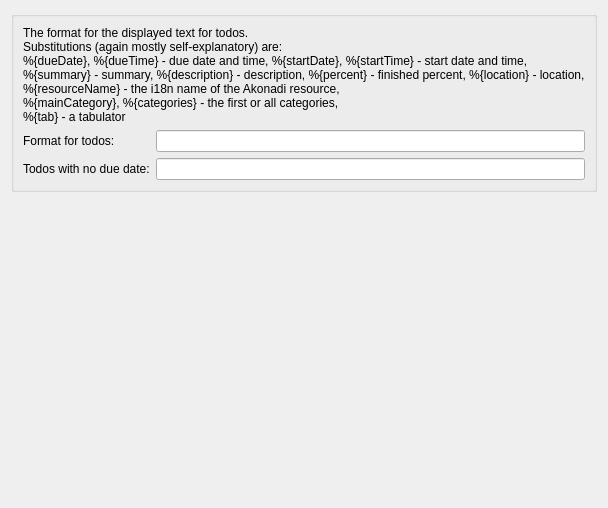
Above: src/todoformatconfig.ui from KDE/plasmoid-eventlist before the change. Below: the same form after it.
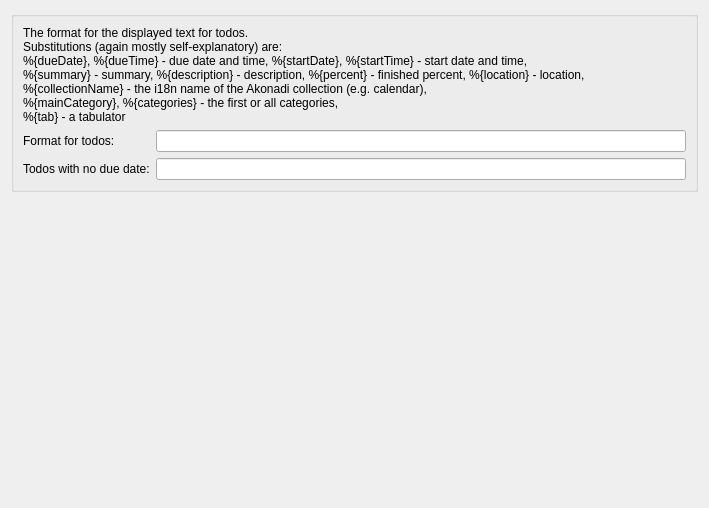
That is the form after the change. Custom widgets are drawn as their Qt base class.

Diff of the .ui file:
```diff
--- a/src/todoformatconfig.ui
+++ b/src/todoformatconfig.ui
@@ -6,7 +6,7 @@
    <rect>
     <x>0</x>
     <y>0</y>
-    <width>599</width>
+    <width>709</width>
     <height>508</height>
    </rect>
   </property>
@@ -24,7 +24,7 @@
 Substitutions (again mostly self-explanatory) are:
 %{dueDate}, %{dueTime} - due date and time, %{startDate}, %{startTime} - start date and time,
 %{summary} - summary, %{description} - description, %{percent} - finished percent, %{location} - location,
-%{resourceName} - the i18n name of the Akonadi resource,
+%{collectionName} - the i18n name of the Akonadi collection (e.g. calendar),
 %{mainCategory}, %{categories} - the first or all categories,
 %{tab} - a tabulator</string>
         </property>
```
